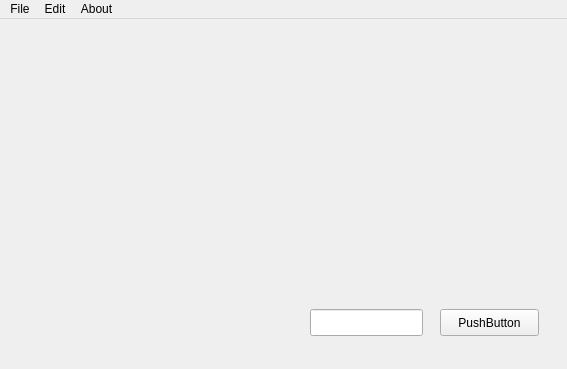
Above: mainwindow.ui from jirvoz/ivscd before the change. Below: the same form after it.
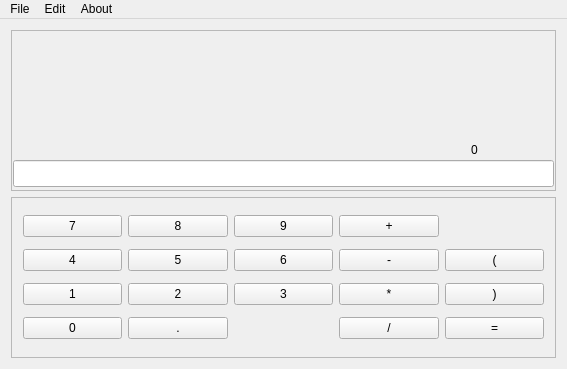
That is the form after the change.

Commit message: Added buttons to test cdmat library.

Patch:
```diff
--- a/mainwindow.ui
+++ b/mainwindow.ui
@@ -14,29 +14,179 @@
    <string>MainWindow</string>
   </property>
   <widget class="QWidget" name="centralWidget">
-   <widget class="QPushButton" name="pushButton">
-    <property name="geometry">
-     <rect>
-      <x>440</x>
-      <y>290</y>
-      <width>99</width>
-      <height>27</height>
-     </rect>
-    </property>
-    <property name="text">
-     <string>PushButton</string>
-    </property>
-   </widget>
-   <widget class="QLineEdit" name="lineEdit">
-    <property name="geometry">
-     <rect>
-      <x>310</x>
-      <y>290</y>
-      <width>113</width>
-      <height>27</height>
-     </rect>
-    </property>
-   </widget>
+   <layout class="QVBoxLayout" name="verticalLayout">
+    <item>
+     <widget class="QFrame" name="frame">
+      <property name="frameShape">
+       <enum>QFrame::StyledPanel</enum>
+      </property>
+      <property name="frameShadow">
+       <enum>QFrame::Raised</enum>
+      </property>
+      <widget class="QLineEdit" name="inputField">
+       <property name="geometry">
+        <rect>
+         <x>2</x>
+         <y>130</y>
+         <width>541</width>
+         <height>27</height>
+        </rect>
+       </property>
+      </widget>
+      <widget class="QLabel" name="resultLabel">
+       <property name="geometry">
+        <rect>
+         <x>460</x>
+         <y>110</y>
+         <width>81</width>
+         <height>20</height>
+        </rect>
+       </property>
+       <property name="text">
+        <string>0</string>
+       </property>
+      </widget>
+     </widget>
+    </item>
+    <item>
+     <widget class="QFrame" name="frame_2">
+      <property name="frameShape">
+       <enum>QFrame::StyledPanel</enum>
+      </property>
+      <property name="frameShadow">
+       <enum>QFrame::Raised</enum>
+      </property>
+      <layout class="QGridLayout" name="gridLayout">
+       <item row="0" column="0">
+        <widget class="QPushButton" name="B_7">
+         <property name="text">
+          <string>7</string>
+         </property>
+        </widget>
+       </item>
+       <item row="0" column="1">
+        <widget class="QPushButton" name="B_8">
+         <property name="text">
+          <string>8</string>
+         </property>
+        </widget>
+       </item>
+       <item row="0" column="2">
+        <widget class="QPushButton" name="B_9">
+         <property name="text">
+          <string>9</string>
+         </property>
+        </widget>
+       </item>
+       <item row="0" column="3">
+        <widget class="QPushButton" name="B_plus">
+         <property name="text">
+          <string>+</string>
+         </property>
+        </widget>
+       </item>
+       <item row="1" column="0">
+        <widget class="QPushButton" name="B_4">
+         <property name="text">
+          <string>4</string>
+         </property>
+        </widget>
+       </item>
+       <item row="1" column="1">
+        <widget class="QPushButton" name="B_5">
+         <property name="text">
+          <string>5</string>
+         </property>
+        </widget>
+       </item>
+       <item row="1" column="2">
+        <widget class="QPushButton" name="B_6">
+         <property name="text">
+          <string>6</string>
+         </property>
+        </widget>
+       </item>
+       <item row="1" column="3">
+        <widget class="QPushButton" name="B_minus">
+         <property name="text">
+          <string>-</string>
+         </property>
+        </widget>
+       </item>
+       <item row="1" column="4">
+        <widget class="QPushButton" name="B_leftBrace">
+         <property name="text">
+          <string>(</string>
+         </property>
+        </widget>
+       </item>
+       <item row="2" column="0">
+        <widget class="QPushButton" name="B_1">
+         <property name="text">
+          <string>1</string>
+         </property>
+        </widget>
+       </item>
+       <item row="2" column="1">
+        <widget class="QPushButton" name="B_2">
+         <property name="text">
+          <string>2</string>
+         </property>
+        </widget>
+       </item>
+       <item row="2" column="2">
+        <widget class="QPushButton" name="B_3">
+         <property name="text">
+          <string>3</string>
+         </property>
+        </widget>
+       </item>
+       <item row="2" column="3">
+        <widget class="QPushButton" name="B_times">
+         <property name="text">
+          <string>*</string>
+         </property>
+        </widget>
+       </item>
+       <item row="2" column="4">
+        <widget class="QPushButton" name="B_rightBrace">
+         <property name="text">
+          <string>)</string>
+         </property>
+        </widget>
+       </item>
+       <item row="3" column="0">
+        <widget class="QPushButton" name="B_0">
+         <property name="text">
+          <string>0</string>
+         </property>
+        </widget>
+       </item>
+       <item row="3" column="1">
+        <widget class="QPushButton" name="B_dot">
+         <property name="text">
+          <string>.</string>
+         </property>
+        </widget>
+       </item>
+       <item row="3" column="3">
+        <widget class="QPushButton" name="B_div">
+         <property name="text">
+          <string>/</string>
+         </property>
+        </widget>
+       </item>
+       <item row="3" column="4">
+        <widget class="QPushButton" name="B_equals">
+         <property name="text">
+          <string>=</string>
+         </property>
+        </widget>
+       </item>
+      </layout>
+     </widget>
+    </item>
+   </layout>
   </widget>
   <widget class="QMenuBar" name="menuBar">
    <property name="geometry">
```
The commit also changes 2 other files.
